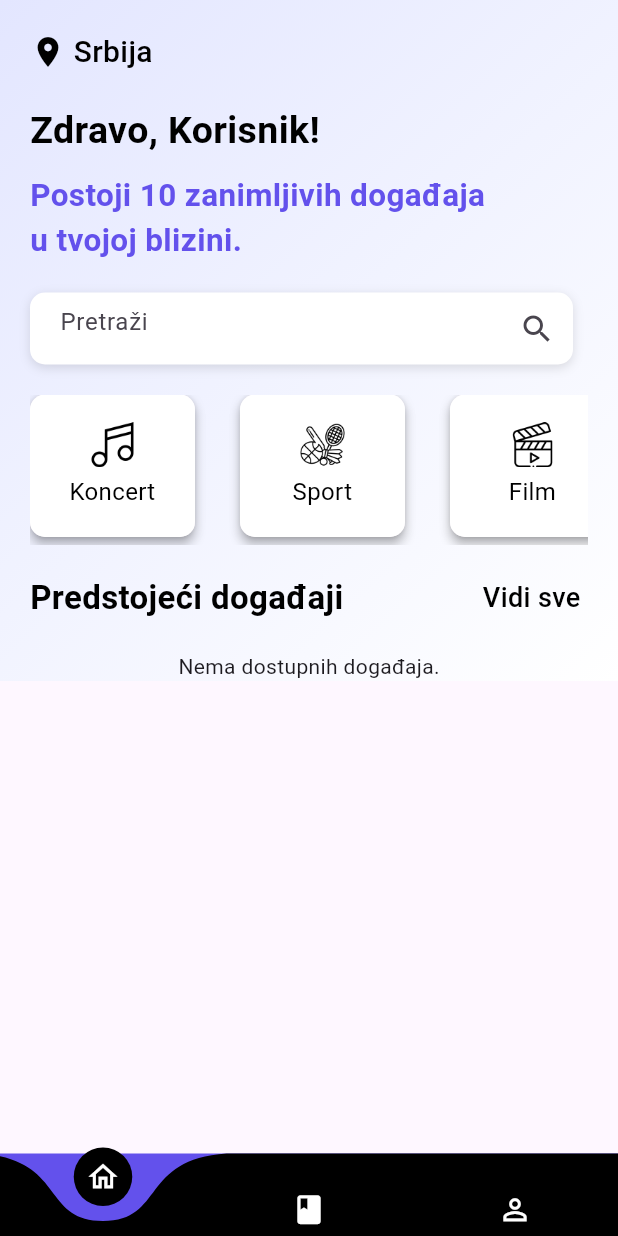
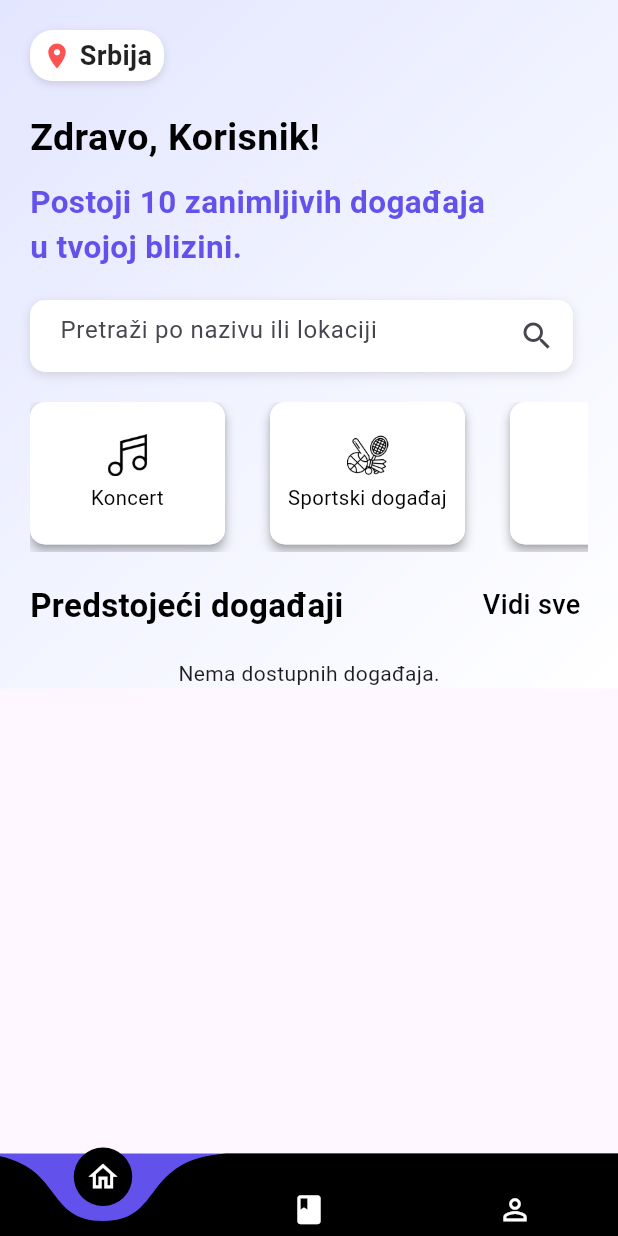
Before and after one commit to ivonaponjarac13/MIT2025-26, a Flutter app: the screen it shows after launch, on a phone screen of 412 x 824 dp. Run offline on Flutter 3.47's test engine with Material 3 defaults, Android fonts, the phone set to English and light mode, and no system bars; drawn by our look-alikes of curved_navigation_bar; our stand-ins replace cloud_firestore, firebase_auth, firebase_core, google_sign_in, image_picker, random_string; missing offline and left inert: flutter_stripe; accounts and stored records are empty.

Commit message:
Ispravljene greske i zavrsena aplikacija

```diff
--- a/lib/pages/home.dart
+++ b/lib/pages/home.dart
@@ -17,8 +17,8 @@ class _HomeState extends State<Home> {
   final ScrollController _scrollController = ScrollController();
   final FirebaseAuth _auth = FirebaseAuth.instance;
   String selectedCategory = "";
+  String searchText = "";
 
-  // mapa kategorija → asset slika
   Map<String, String> categoryImages = {
     "Koncert": "images/koncert.jpg",
     "Sportski događaj": "images/utakmica.jpg",
@@ -35,24 +35,18 @@ class _HomeState extends State<Home> {
   void filterByCategory(String category) {
     setState(() {
       selectedCategory = category;
-      if (category.isEmpty) {
-        eventStream = DatabaseMethods().getAllEvents();
-      } else {
-        eventStream = DatabaseMethods().getEventsByCategory(category);
-      }
     });
   }
 
   void scrollToEvents() {
-    // prikaži sve događaje od početka
     _scrollController.animateTo(
       0,
       duration: const Duration(milliseconds: 500),
       curve: Curves.easeInOut,
     );
     setState(() {
-      eventStream = DatabaseMethods().getAllEvents();
       selectedCategory = "";
+      searchText = "";
     });
   }
 
@@ -72,12 +66,31 @@ class _HomeState extends State<Home> {
           return const Center(child: Text("Nema dostupnih događaja."));
         }
 
+        // FILTRIRANJE LOKALNO
+        final docs = snapshot.data!.docs.where((ds) {
+          final data = ds.data() as Map<String, dynamic>;
+          final name = (data["Name"] ?? "").toString().toLowerCase();
+          final location = (data["Location"] ?? "").toString().toLowerCase();
+          final category = (data["Category"] ?? "").toString();
+
+          final matchesCategory = selectedCategory.isEmpty || category == selectedCategory;
+          final matchesSearch = searchText.isEmpty ||
+              name.contains(searchText.toLowerCase()) ||
+              location.contains(searchText.toLowerCase());
+
+          return matchesCategory && matchesSearch;
+        }).toList();
+
+        if (docs.isEmpty) {
+          return const Center(child: Text("Nema događaja koji odgovaraju filteru."));
+        }
+
         return ListView.builder(
           shrinkWrap: true,
           physics: const NeverScrollableScrollPhysics(),
-          itemCount: snapshot.data!.docs.length,
+          itemCount: docs.length,
           itemBuilder: (context, index) {
-            final ds = snapshot.data!.docs[index];
+            final ds = docs[index];
             final data = ds.data() as Map<String, dynamic>;
 
             final name = data["Name"] ?? "Nepoznat događaj";
@@ -92,7 +105,6 @@ class _HomeState extends State<Home> {
               formattedDate = DateFormat("d MMM").format(parsed);
             } catch (_) {}
 
-            // slika na osnovu kategorije
             String eventImage = categoryImages[category] ?? "images/koncert.jpg";
 
             return GestureDetector(
@@ -154,12 +166,14 @@ class _HomeState extends State<Home> {
                   Row(
                     mainAxisAlignment: MainAxisAlignment.spaceBetween,
                     children: [
-                      Text(
+                      Flexible(
+                        child: Text(
                           name,
                           style: const TextStyle(
                             color: Colors.black,
                             fontSize: 21.0,
                             fontWeight: FontWeight.bold,
+                          ),
                         ),
                       ),
                       Padding(
@@ -178,12 +192,14 @@ class _HomeState extends State<Home> {
                   Row(
                     children: [
                       const Icon(Icons.location_on),
-                      Text(
+                      Flexible(
+                        child: Text(
                           location,
                           style: const TextStyle(
                             color: Colors.black,
                             fontSize: 16.0,
                             fontWeight: FontWeight.w500,
+                          ),
                         ),
                       ),
                     ],
@@ -198,19 +214,20 @@ class _HomeState extends State<Home> {
     );
   }
 
-  Widget _categoryCard(String image, String title) {
+  Widget _categoryCard(String image, String displayName) {
+    final isSelected = selectedCategory == displayName;
     return GestureDetector(
-      onTap: () => filterByCategory(title),
+      onTap: () => filterByCategory(displayName),
       child: Container(
         margin: const EdgeInsets.only(bottom: 5.0),
         child: Material(
           elevation: 3.0,
           borderRadius: BorderRadius.circular(10.0),
           child: Container(
-            width: 110,
-            padding: const EdgeInsets.all(10.0),
+            width: 130,
+            padding: const EdgeInsets.symmetric(vertical: 12.0, horizontal: 8),
             decoration: BoxDecoration(
-              color: Colors.white,
+              color: isSelected ? const Color(0xff6351ec) : Colors.white,
               borderRadius: BorderRadius.circular(10.0),
               boxShadow: const [
                 BoxShadow(
@@ -223,11 +240,14 @@ class _HomeState extends State<Home> {
             child: Column(
               mainAxisAlignment: MainAxisAlignment.center,
               children: [
-                Image.asset(image, height: 30, width: 30, fit: BoxFit.cover),
+                Image.asset(image, height: 28, width: 28, fit: BoxFit.cover),
                 const SizedBox(height: 5),
                 Text(
-                  title,
-                  style: const TextStyle(color: Colors.black, fontSize: 16.0),
+                  displayName,
+                  style: TextStyle(
+                    color: isSelected ? Colors.white : Colors.black,
+                    fontSize: 13.5,
+                  ),
                   textAlign: TextAlign.center,
                 ),
               ],
@@ -260,19 +280,34 @@ class _HomeState extends State<Home> {
             child: Column(
               crossAxisAlignment: CrossAxisAlignment.start,
               children: [
-                Row(
+                Container(
+                  padding: const EdgeInsets.symmetric(horizontal: 8, vertical: 4),
+                  decoration: BoxDecoration(
+                    color: Colors.white,
+                    borderRadius: BorderRadius.circular(15),
+                    boxShadow: const [
+                      BoxShadow(
+                        color: Colors.black12,
+                        blurRadius: 4,
+                        offset: Offset(0, 2),
+                      ),
+                    ],
+                  ),
+                  child: Row(
+                    mainAxisSize: MainAxisSize.min,
                     children: const [
-                    Icon(Icons.location_on, color: Colors.black),
+                      Icon(Icons.location_on, color: Colors.redAccent, size: 20),
                       SizedBox(width: 5),
                       Text(
                         "Srbija",
                         style: TextStyle(
-                        color: Colors.black,
-                        fontSize: 20.0,
-                        fontWeight: FontWeight.w500,
+                          color: Colors.black87,
+                          fontSize: 18.0,
+                          fontWeight: FontWeight.w600,
                         ),
                       ),
                     ],
+                  ),
                 ),
                 const SizedBox(height: 20.0),
                 Text(
@@ -293,6 +328,7 @@ class _HomeState extends State<Home> {
                   ),
                 ),
                 const SizedBox(height: 20.0),
+                // SEARCH BAR
                 Container(
                   margin: const EdgeInsets.only(right: 10.0),
                   padding: const EdgeInsets.only(left: 20.0),
@@ -308,15 +344,21 @@ class _HomeState extends State<Home> {
                       ),
                     ],
                   ),
-                  child: const TextField(
-                    decoration: InputDecoration(
+                  child: TextField(
+                    onChanged: (value) {
+                      setState(() {
+                        searchText = value.trim();
+                      });
+                    },
+                    decoration: const InputDecoration(
                       suffixIcon: Icon(Icons.search_outlined),
                       border: InputBorder.none,
-                      hintText: "Pretraži",
+                      hintText: "Pretraži po nazivu ili lokaciji",
                     ),
                   ),
                 ),
                 const SizedBox(height: 20),
+                // KATEGORIJE
                 SizedBox(
                   height: 100,
                   child: ListView(
@@ -324,11 +366,11 @@ class _HomeState extends State<Home> {
                     children: [
                       _categoryCard("images/musicnote.png", "Koncert"),
                       const SizedBox(width: 30),
-                      _categoryCard("images/sports.png", "Sport"),
+                      _categoryCard("images/sports.png", "Sportski događaj"),
                       const SizedBox(width: 30),
                       _categoryCard("images/video.png", "Film"),
                       const SizedBox(width: 30),
-                      _categoryCard("images/theatre.png", "Pozorište"),
+                      _categoryCard("images/theatre.png", "Pozorišna predstava"),
                     ],
                   ),
                 ),
--- a/lib/services/database.dart
+++ b/lib/services/database.dart
@@ -34,4 +34,10 @@ class DatabaseMethods {
         .where("userId", isEqualTo: userId)
         .snapshots();
   }
+
+
+
+
+
+
 }
```
Lines whose indentation alone changed are shown as unchanged.
